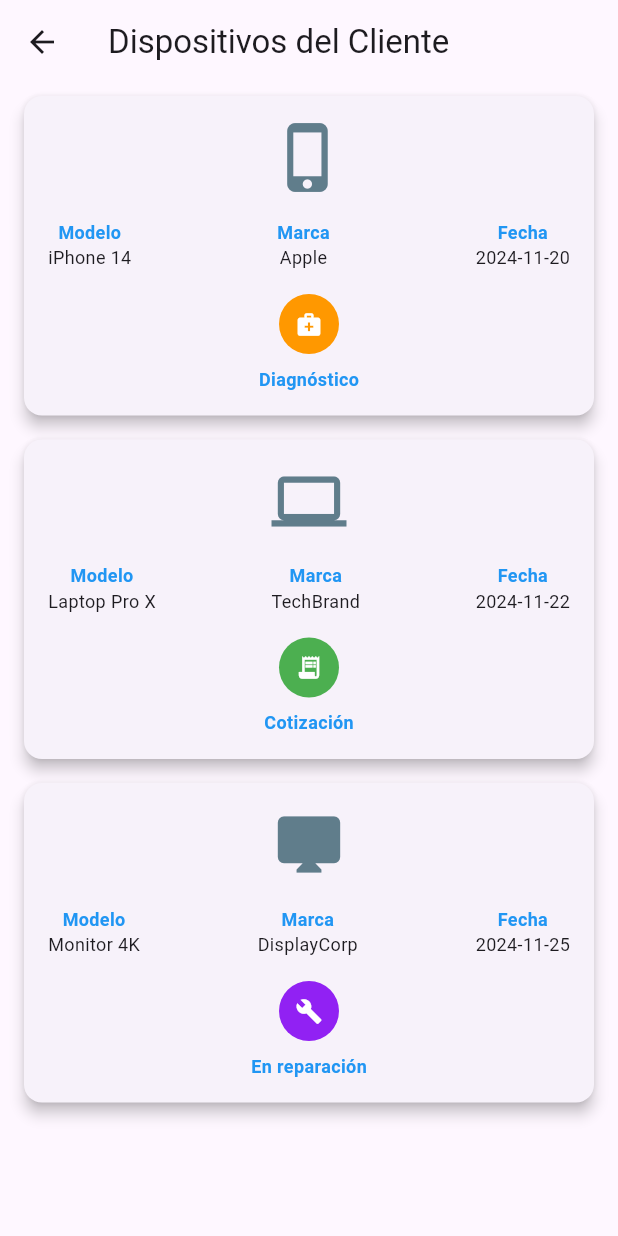
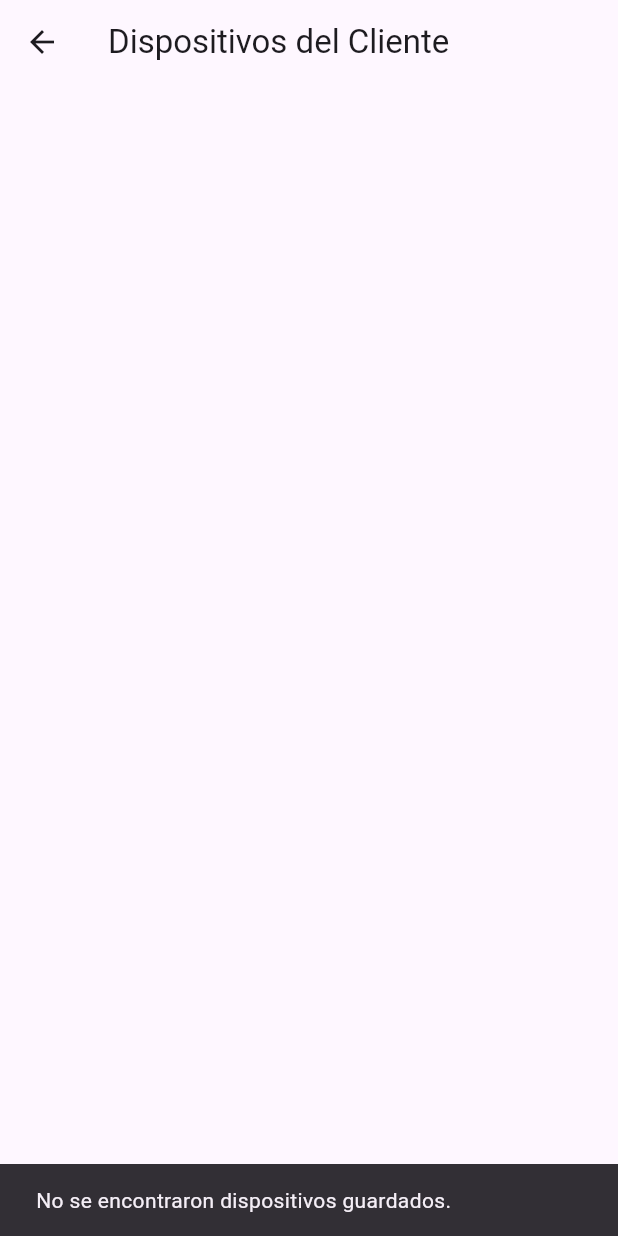
Before and after one commit to idav0/sigser_front, a Flutter app: the DevicesClient screen opened by its route, on a phone screen of 412 x 824 dp. Run offline on Flutter 3.47's test engine with Material 3 defaults, Android fonts, the phone set to English and light mode, and no system bars; our stand-ins replace awesome_dialog, dio, flutter_dotenv, font_awesome_flutter, shared_preferences; accounts and stored records are empty.

Commit message:
Dispositivos clientes
Lista de  dispositivos

```diff
--- a/lib/navigation/client/devices_client.dart
+++ b/lib/navigation/client/devices_client.dart
@@ -1,50 +1,66 @@
+import 'dart:convert';
+
 import 'package:flutter/material.dart';
+import 'package:shared_preferences/shared_preferences.dart';
 
 class DevicesClient extends StatefulWidget {
   const DevicesClient({Key? key}) : super(key: key);
+
 
   @override
   State<DevicesClient> createState() => _DevicesClientState();
 }
 
 class _DevicesClientState extends State<DevicesClient> {
-  List<Map<String, String>> devices = [
-    {
-      'id': '001',
-      'tipo': 'Celular',
-      'modelo': 'iPhone 14',
-      'marca': 'Apple',
-      'serie': 'SN12345',
-      'problema': 'No enciende',
-      'cliente': 'Juan Pérez',
-      'fecha': '2024-11-20',
-      'estado': 'Diagnóstico',
-    },
-    {
-      'id': '002',
-      'tipo': 'Computadora',
-      'modelo': 'Laptop Pro X',
-      'marca': 'TechBrand',
-      'serie': 'SN98765',
-      'problema': 'Pantalla dañada',
-      'cliente': 'Ana López',
-      'fecha': '2024-11-22',
-      'estado': 'Cotización',
-    },
-    {
-      'id': '003',
-      'tipo': 'Monitor',
-      'modelo': 'Monitor 4K',
-      'marca': 'DisplayCorp',
-      'serie': 'SN112233',
-      'problema': 'Sin señal',
-      'cliente': 'Carlos Méndez',
-      'fecha': '2024-11-25',
-      'estado': 'En reparación',
-    },
-  ];
+  List<Map<String, dynamic>> devices = [];
+@override
+  void initState() {
+    super.initState();
+    _loadDevicesFromPreferences();
+  }
+Future<void> _loadDevicesFromPreferences() async {
+    final prefs = await SharedPreferences.getInstance();
+    String? devicesJson = prefs.getString('listDevices');
+    print(devicesJson);
 
-  void _showCotizacionModal(BuildContext context, Map<String, String> device) {
+
+    if (devicesJson != null) {
+      try {
+        List<dynamic> jsonList = jsonDecode(devicesJson);
+
+        List<Map<String, dynamic>> adaptedDevices = jsonList.map((device) {
+          return {
+            'id': device['id'].toString(),
+            'tipo': device['device']['deviceType']['name'].toString(),
+            'modelo': device['device']['model'].toString(),
+            'marca': device['device']['brand'].toString(),
+            'serie': device['device']['serialNumber'].toString(),
+            'problema': device['problem_description'].toString(),
+            'cliente': device['cliente'] ?? 'Desconocido',
+            'fecha': device['entry_date'].toString(),
+            'diagnostico':
+                (device['diagnostic_observations'] ?? 'N/A').toString(),
+            'estado': device['repairStatus']['name'].toString(),
+          };
+        }).toList();
+
+        setState(() {
+          devices.addAll(adaptedDevices);
+        });
+      } catch (e) {
+        ScaffoldMessenger.of(context).showSnackBar(
+          SnackBar(content: Text('Error al cargar dispositivos: $e')),
+        );
+      }
+    } else {
+      ScaffoldMessenger.of(context).showSnackBar(
+        const SnackBar(content: Text('No se encontraron dispositivos guardados.')),
+      );
+    }
+  }
+
+
+  void _showCotizacionModal(BuildContext context, Map<String, dynamic> device) {
     showDialog(
       context: context,
       builder: (context) {
```
